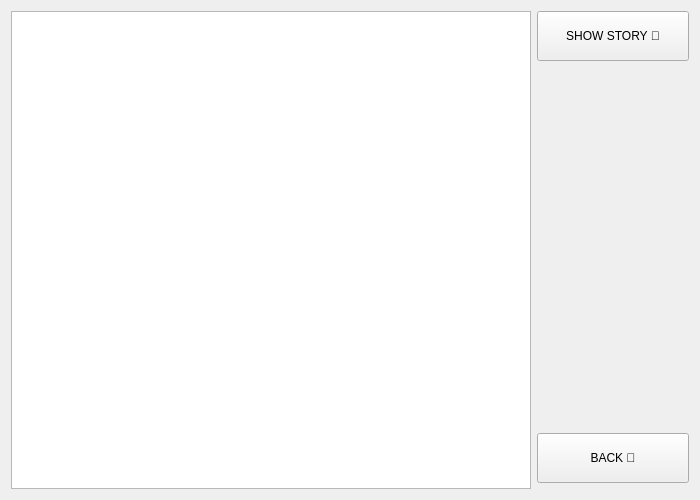
First picture: the form in Chat-Application/showstories.ui, repository verina101/Chat-Application, before the edit.
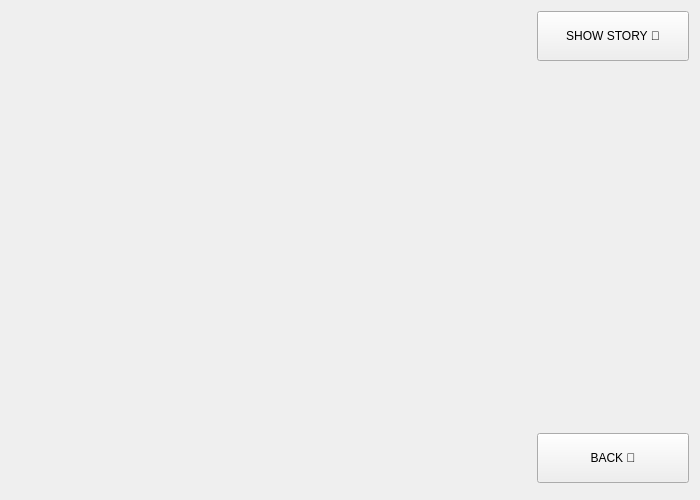
Second picture: the form after the edit. Icons and pictures are not drawn.

```diff
--- a/Chat-Application/showstories.ui
+++ b/Chat-Application/showstories.ui
@@ -26,7 +26,7 @@
       </size>
      </property>
      <property name="styleSheet">
-      <string notr="true">background:url(&quot;background2.png&quot;);</string>
+      <string notr="true">background:transparent;</string>
      </property>
     </widget>
    </item>
```
